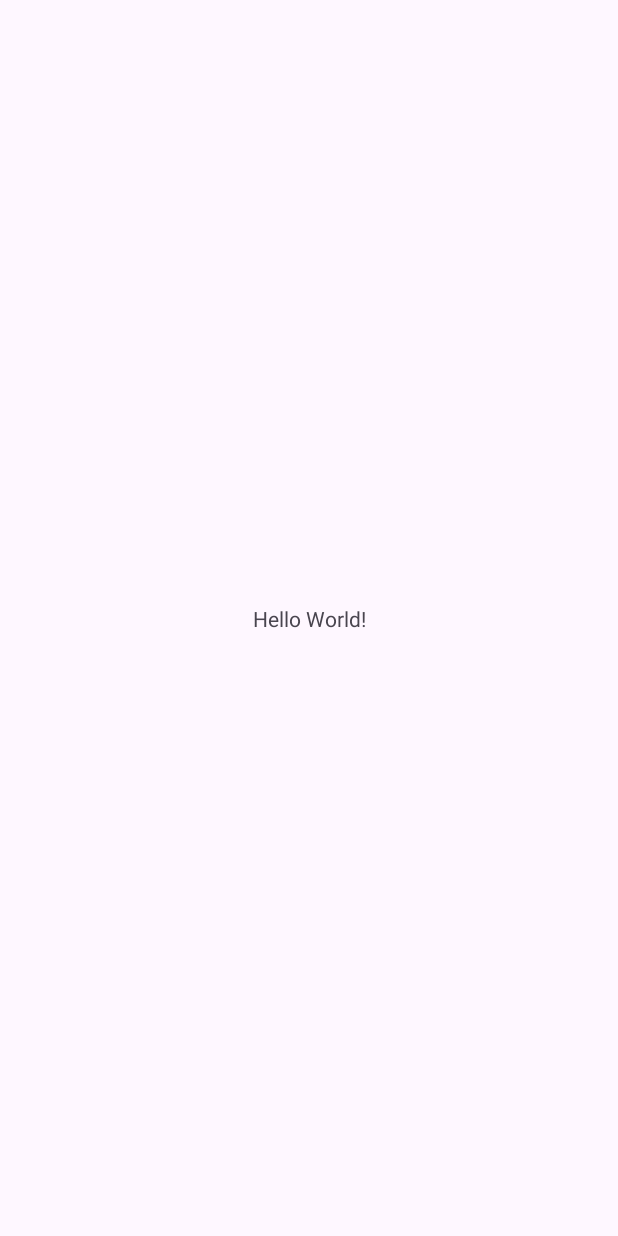
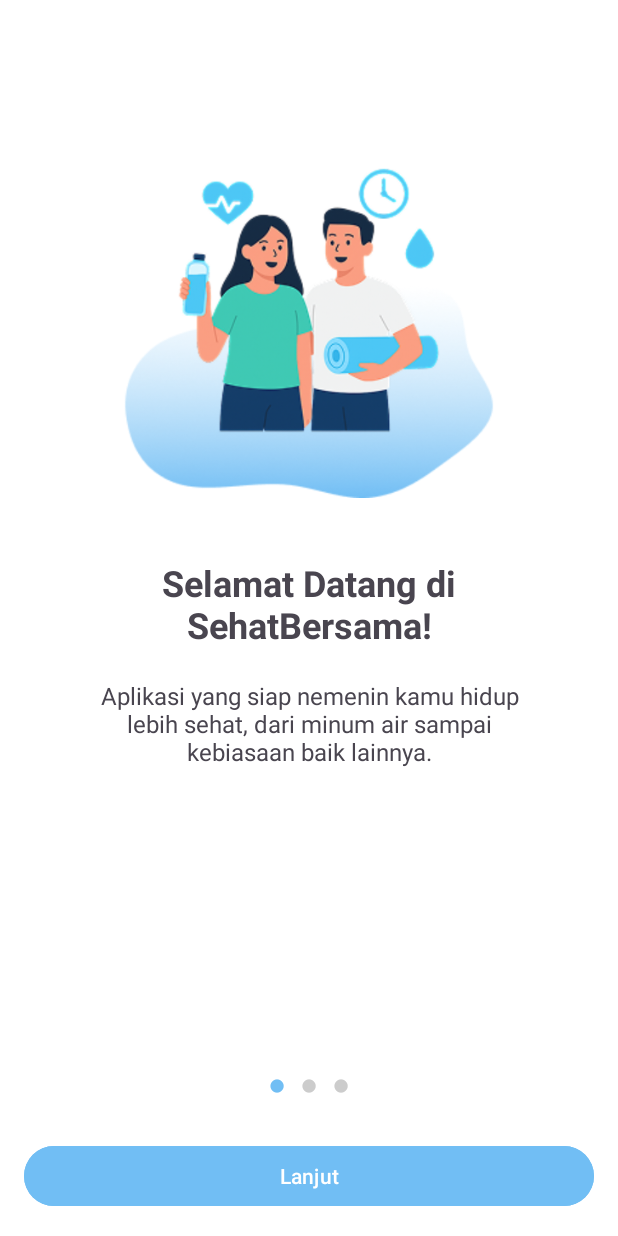
Before and after one commit to alifnrhman/sehatbersama, an Android app: the screen it shows after launch (MainActivity before the commit, OnboardingActivity after it), on a phone screen of 412 x 824 dp. Before the commit the screen is almost empty. Run offline under Robolectric (Android 15) with nearby library versions, the phone set to English and light mode, and no system bars.

Commit message:
splash screen and onboarding screens

```diff
--- /dev/null
+++ b/app/src/main/java/com/example/sehatbersama/AuthActivity.java
@@ -0,0 +1,24 @@
+package com.example.sehatbersama;
+
+import android.os.Bundle;
+
+import androidx.activity.EdgeToEdge;
+import androidx.appcompat.app.AppCompatActivity;
+import androidx.core.graphics.Insets;
+import androidx.core.view.ViewCompat;
+import androidx.core.view.WindowInsetsCompat;
+
+public class AuthActivity extends AppCompatActivity {
+
+    @Override
+    protected void onCreate(Bundle savedInstanceState) {
+        super.onCreate(savedInstanceState);
+        EdgeToEdge.enable(this);
+        setContentView(R.layout.activity_auth);
+        ViewCompat.setOnApplyWindowInsetsListener(findViewById(R.id.main), (v, insets) -> {
+            Insets systemBars = insets.getInsets(WindowInsetsCompat.Type.systemBars());
+            v.setPadding(systemBars.left, systemBars.top, systemBars.right, systemBars.bottom);
+            return insets;
+        });
+    }
+}
--- /dev/null
+++ b/app/src/main/java/com/example/sehatbersama/OnboardingActivity.java
@@ -0,0 +1,118 @@
+package com.example.sehatbersama;
+
+import android.os.Bundle;
+
+import android.content.Intent;
+import android.os.Bundle;
+import android.view.View;
+import android.widget.LinearLayout;
+import android.widget.TextView;
+import android.widget.Button;
+import androidx.annotation.NonNull;
+import androidx.appcompat.app.AppCompatActivity;
+import androidx.viewpager2.widget.ViewPager2;
+import androidx.viewpager2.widget.ViewPager2.PageTransformer;
+import androidx.recyclerview.widget.RecyclerView;
+import android.view.animation.AnimationUtils;
+import android.view.animation.Animation;
+import android.widget.ImageView;
+
+import java.util.ArrayList;
+import java.util.List;
+
+public class OnboardingActivity extends AppCompatActivity {
+
+    private ViewPager2 viewPager2;
+    private OnboardingAdapter onboardingAdapter;
+    private LinearLayout dotsLayout;
+    private TextView[] dots;
+    private Button btnContinue;
+
+    @Override
+    protected void onCreate(Bundle savedInstanceState) {
+        super.onCreate(savedInstanceState);
+        setContentView(R.layout.activity_onboarding);
+
+        viewPager2 = findViewById(R.id.viewPager);
+        dotsLayout = findViewById(R.id.layoutDots);
+        btnContinue = findViewById(R.id.btnContinue);
+
+        setupOnboardingItems();
+
+        // FIX: tampilkan dots pertama setelah ViewPager2 siap
+        viewPager2.post(() -> setupDots(0));
+
+        setupPageChange();
+        viewPager2.setPageTransformer(new FadeZoomTransformer());
+
+        btnContinue.setOnClickListener(v -> {
+            int current = viewPager2.getCurrentItem();
+            if (current < onboardingAdapter.getItemCount() - 1) {
+                viewPager2.setCurrentItem(current + 1);
+            } else {
+                startActivity(new Intent(OnboardingActivity.this, AuthActivity.class));
+                finish();
+            }
+        });
+    }
+
+
+    private void setupOnboardingItems() {
+        List<OnboardingItem> items = new ArrayList<>();
+        items.add(new OnboardingItem(R.drawable.onboarding1,
+                "Selamat Datang di SehatBersama!",
+                "Aplikasi yang siap nemenin kamu hidup lebih sehat, dari minum air sampai kebiasaan baik lainnya."));
+
+        items.add(new OnboardingItem(R.drawable.onboarding2,
+                "Minum Air? Jangan Lupa!",
+                "Tubuh butuh cukup cairan untuk tetap fokus dan segar. SehatBersama siap bantu kamu tetap terhidrasi dengan pengingat rutin."));
+
+        items.add(new OnboardingItem(R.drawable.onboarding3,
+                "Pantau Asupan Kalorimu",
+                "Makan enak tetap bisa sehat. Catat kalori harian dengan mudah dan jaga pola makanmu tetap seimbang."));
+
+        onboardingAdapter = new OnboardingAdapter(items);
+        viewPager2.setAdapter(onboardingAdapter);
+    }
+
+    private void setupDots(int position) {
+        dots = new TextView[onboardingAdapter.getItemCount()];
+        dotsLayout.removeAllViews();
+
+        for (int i = 0; i < dots.length; i++) {
+            dots[i] = new TextView(this);
+            dots[i].setText(" ● ");
+            dots[i].setTextSize(20);
+            dots[i].setTextColor(getResources().getColor(
+                    i == position ? R.color.active_dot : R.color.inactive_dot
+            ));
+            dotsLayout.addView(dots[i]);
+        }
+    }
+
+    private void setupPageChange() {
+        viewPager2.registerOnPageChangeCallback(new ViewPager2.OnPageChangeCallback() {
+            @Override
+            public void onPageSelected(int position) {
+                setupDots(position);
+                if (position == onboardingAdapter.getItemCount() - 1) {
+                    btnContinue.setText("Mulai");
+                } else {
+                    btnContinue.setText("Lanjut");
+                }
+            }
+        });
+    }
+
+    // Fade & Zoom Animasi
+    public static class FadeZoomTransformer implements PageTransformer {
+        @Override
+        public void transformPage(@NonNull View page, float position) {
+            float scale = 1 - Math.abs(position) * 0.2f;
+            float alpha = 1 - Math.abs(position) * 0.5f;
+            page.setScaleX(scale);
+            page.setScaleY(scale);
+            page.setAlpha(alpha);
+        }
+    }
+}
--- /dev/null
+++ b/app/src/main/java/com/example/sehatbersama/OnboardingAdapter.java
@@ -0,0 +1,53 @@
+package com.example.sehatbersama;
+
+import android.view.LayoutInflater;
+import android.view.View;
+import android.view.ViewGroup;
+import android.widget.ImageView;
+import android.widget.TextView;
+
+import androidx.annotation.NonNull;
+import androidx.recyclerview.widget.RecyclerView;
+
+import java.util.List;
+
+public class OnboardingAdapter extends RecyclerView.Adapter<OnboardingAdapter.OnboardingViewHolder> {
+
+    private final List<OnboardingItem> items;
+
+    public OnboardingAdapter(List<OnboardingItem> items) {
+        this.items = items;
+    }
+
+    @NonNull
+    @Override
+    public OnboardingViewHolder onCreateViewHolder(@NonNull ViewGroup parent, int viewType) {
+        View view = LayoutInflater.from(parent.getContext()).inflate(R.layout.item_onboarding, parent, false);
+        return new OnboardingViewHolder(view);
+    }
+
+    @Override
+    public void onBindViewHolder(@NonNull OnboardingViewHolder holder, int position) {
+        OnboardingItem item = items.get(position);
+        holder.image.setImageResource(item.imageResId);
+        holder.title.setText(item.title);
+        holder.description.setText(item.description);
+    }
+
+    @Override
+    public int getItemCount() {
+        return items.size();
+    }
+
+    static class OnboardingViewHolder extends RecyclerView.ViewHolder {
+        ImageView image, blob;
+        TextView title, description;
+
+        public OnboardingViewHolder(@NonNull View itemView) {
+            super(itemView);
+            image = itemView.findViewById(R.id.imageView);
+            title = itemView.findViewById(R.id.title);
+            description = itemView.findViewById(R.id.description);
+        }
+    }
+}
--- /dev/null
+++ b/app/src/main/java/com/example/sehatbersama/OnboardingItem.java
@@ -0,0 +1,13 @@
+package com.example.sehatbersama;
+
+public class OnboardingItem {
+    int imageResId;
+    String title;
+    String description;
+
+    public OnboardingItem(int imageResId, String title, String description) {
+        this.imageResId = imageResId;
+        this.title = title;
+        this.description = description;
+    }
+}
--- /dev/null
+++ b/app/src/main/java/com/example/sehatbersama/SplashScreenActivity.java
@@ -0,0 +1,27 @@
+package com.example.sehatbersama;
+
+import android.content.Intent;
+import android.os.Bundle;
+import android.os.Handler;
+
+import androidx.appcompat.app.AppCompatActivity;
+
+public class SplashScreenActivity extends AppCompatActivity {
+    private static final int SPLASH_DELAY = 2000; // 2 detik
+
+    @Override
+    protected void onCreate(Bundle savedInstanceState) {
+        super.onCreate(savedInstanceState);
+        setContentView(R.layout.activity_splash_screen);
+
+        new Handler().postDelayed(new Runnable() {
+            @Override
+            public void run() {
+                // Pindah ke MainActivity
+                Intent intent = new Intent(SplashScreenActivity.this, OnboardingActivity.class);
+                startActivity(intent);
+                finish();
+            }
+        }, SPLASH_DELAY);
+    }
+}
--- /dev/null
+++ b/app/src/main/res/layout/activity_auth.xml
@@ -0,0 +1,11 @@
+<?xml version="1.0" encoding="utf-8"?>
+<androidx.constraintlayout.widget.ConstraintLayout
+    xmlns:android="http://schemas.android.com/apk/res/android"
+    xmlns:tools="http://schemas.android.com/tools"
+    xmlns:app="http://schemas.android.com/apk/res-auto"
+    android:id="@+id/main"
+    android:layout_width="match_parent"
+    android:layout_height="match_parent"
+    tools:context=".AuthActivity">
+
+  </androidx.constraintlayout.widget.ConstraintLayout>
--- /dev/null
+++ b/app/src/main/res/layout/activity_onboarding.xml
@@ -0,0 +1,31 @@
+<LinearLayout xmlns:android="http://schemas.android.com/apk/res/android"
+    android:id="@+id/main"
+    android:layout_width="match_parent"
+    android:layout_height="match_parent"
+    android:orientation="vertical"
+    android:padding="16dp"
+    android:gravity="center"
+    android:background="@color/white">
+
+    <androidx.viewpager2.widget.ViewPager2
+        android:id="@+id/viewPager"
+        android:layout_width="match_parent"
+        android:layout_height="0dp"
+        android:layout_weight="1" />
+
+    <LinearLayout
+        android:id="@+id/layoutDots"
+        android:layout_width="wrap_content"
+        android:layout_height="wrap_content"
+        android:orientation="horizontal"
+        android:layout_gravity="center"
+        android:layout_marginBottom="24dp"/>
+
+    <Button
+        android:id="@+id/btnContinue"
+        android:layout_width="match_parent"
+        android:layout_height="wrap_content"
+        android:text="Lanjut"
+        android:backgroundTint="#71BEF4"
+        android:textColor="@android:color/white"/>
+</LinearLayout>
--- /dev/null
+++ b/app/src/main/res/layout/activity_splash_screen.xml
@@ -0,0 +1,20 @@
+<?xml version="1.0" encoding="utf-8"?>
+<RelativeLayout xmlns:android="http://schemas.android.com/apk/res/android"
+    xmlns:app="http://schemas.android.com/apk/res-auto"
+    xmlns:tools="http://schemas.android.com/tools"
+    android:id="@+id/main"
+    android:layout_width="match_parent"
+    android:layout_height="match_parent"
+    android:background="@color/white"
+    android:gravity="center"
+    tools:context=".SplashScreenActivity">
+
+    <ImageView
+        android:layout_width="200dp"
+        android:layout_height="200dp"
+        android:id="@+id/logo"
+        android:src="@drawable/sehatbersamalogo"
+        android:layout_centerVertical="true"
+        android:layout_alignParentLeft="true"
+        android:layout_alignParentStart="true" />
+</RelativeLayout>
--- /dev/null
+++ b/app/src/main/res/layout/item_onboarding.xml
@@ -0,0 +1,44 @@
+<?xml version="1.0" encoding="utf-8"?>
+<LinearLayout xmlns:android="http://schemas.android.com/apk/res/android"
+    xmlns:app="http://schemas.android.com/apk/res-auto"
+    xmlns:tools="http://schemas.android.com/tools"
+    android:id="@+id/main"
+    android:layout_width="match_parent"
+    android:layout_height="match_parent"
+    android:layout_marginHorizontal="16dp"
+    android:layout_marginVertical="16dp"
+    android:orientation="vertical"
+    android:background="@color/white"
+    tools:context=".OnboardingActivity">
+
+    <ImageView
+        android:id="@+id/imageView"
+        android:layout_width="wrap_content"
+        android:layout_height="250dp"
+        android:layout_marginTop="50dp"
+        android:layout_gravity="center_horizontal"
+        app:srcCompat="@drawable/onboarding1" />
+
+    <TextView
+        android:id="@+id/title"
+        android:layout_width="300dp"
+        android:layout_height="wrap_content"
+        android:text="Selamat Datang di SehatBersama!"
+        android:textAlignment="center"
+        android:layout_gravity="center_horizontal"
+        android:textSize="24sp"
+        android:textStyle="bold"
+        android:layout_marginTop="40dp"/>
+
+    <TextView
+        android:id="@+id/description"
+        android:layout_width="300dp"
+        android:layout_height="wrap_content"
+        android:layout_centerHorizontal="true"
+        android:text="Aplikasi yang siap nemenin kamu hidup lebih sehat, dari minum air sampai kebiasaan baik lainnya."
+        android:textAlignment="center"
+        android:textSize="16sp"
+        android:layout_gravity="center_horizontal"
+        android:layout_marginTop="20dp"/>
+
+</LinearLayout>
--- a/app/src/main/res/values/colors.xml
+++ b/app/src/main/res/values/colors.xml
@@ -2,4 +2,9 @@
 <resources>
     <color name="black">#FF000000</color>
     <color name="white">#FFFFFFFF</color>
+    <color name="gray">#CCCCCC</color>
+    <color name="purple_500">#6200EE</color> <!-- contoh warna aktif -->
+    <color name="active_dot">#71BEF4</color>
+    <color name="inactive_dot">#CCCCCC</color>
+    <color name="blue">#71BEF4</color>
 </resources>
```
Also changed, not shown: app/src/main/AndroidManifest.xml (+13 -4 lines), app/src/main/res/drawable/blobonboarding1.png (added), app/src/main/res/drawable/blobonboarding2.png (added), app/src/main/res/drawable/blobonboarding3.png (added), app/src/main/res/drawable/onboarding1.png (added), app/src/main/res/drawable/onboarding2.png (added), app/src/main/res/drawable/onboarding3.png (added), app/src/main/res/drawable/sehatbersamalogo.png (added).
